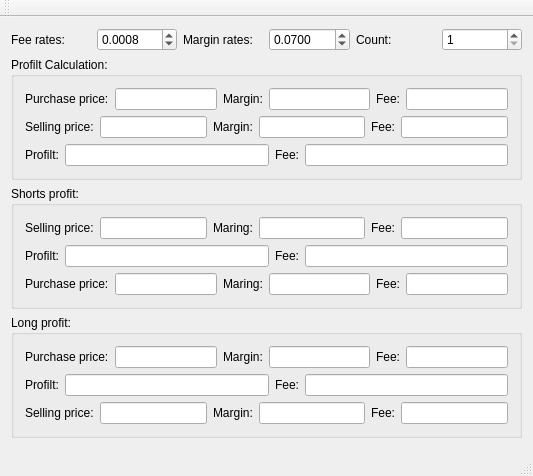
Before: the Qt Designer form mainwindow.ui in KangLin/ProfitCalculation, drawn with Qt 5.
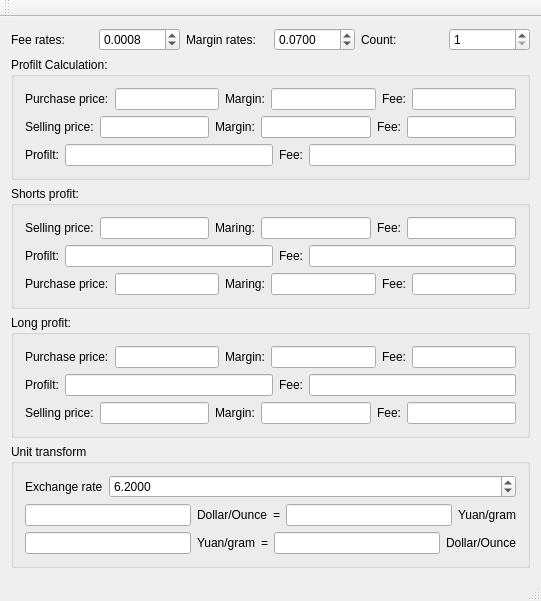
After: the same form once the commit is applied.

```diff
--- a/mainwindow.ui
+++ b/mainwindow.ui
@@ -6,15 +6,15 @@
    <rect>
     <x>0</x>
     <y>0</y>
-    <width>533</width>
-    <height>476</height>
+    <width>541</width>
+    <height>522</height>
    </rect>
   </property>
   <property name="windowTitle">
    <string>Profilt Calculation</string>
   </property>
   <widget class="QWidget" name="centralWidget">
-   <layout class="QGridLayout" name="gridLayout_4">
+   <layout class="QGridLayout" name="gridLayout_5">
     <item row="0" column="0">
      <layout class="QHBoxLayout" name="horizontalLayout_4">
       <item>
@@ -479,17 +479,116 @@
      </widget>
     </item>
     <item row="4" column="0">
-     <spacer name="verticalSpacer">
-      <property name="orientation">
-       <enum>Qt::Vertical</enum>
+     <widget class="QGroupBox" name="groupBox_4">
+      <property name="title">
+       <string>Unit transform</string>
       </property>
-      <property name="sizeHint" stdset="0">
-       <size>
-        <width>20</width>
-        <height>27</height>
-       </size>
-      </property>
-     </spacer>
+      <layout class="QGridLayout" name="gridLayout_4">
+       <item row="0" column="0">
+        <layout class="QHBoxLayout" name="horizontalLayout_13">
+         <item>
+          <widget class="QLabel" name="label_29">
+           <property name="text">
+            <string>Exchange rate</string>
+           </property>
+          </widget>
+         </item>
+         <item>
+          <widget class="QDoubleSpinBox" name="dbExchangRate">
+           <property name="sizePolicy">
+            <sizepolicy hsizetype="Expanding" vsizetype="Preferred">
+             <horstretch>0</horstretch>
+             <verstretch>0</verstretch>
+            </sizepolicy>
+           </property>
+           <property name="decimals">
+            <number>4</number>
+           </property>
+           <property name="maximum">
+            <double>9999999.000000000000000</double>
+           </property>
+           <property name="singleStep">
+            <double>0.000100000000000</double>
+           </property>
+           <property name="value">
+            <double>6.200000000000000</double>
+           </property>
+          </widget>
+         </item>
+        </layout>
+       </item>
+       <item row="1" column="0">
+        <layout class="QHBoxLayout" name="horizontalLayout_11">
+         <item>
+          <widget class="QLineEdit" name="leInputDollar"/>
+         </item>
+         <item>
+          <widget class="QLabel" name="label_28">
+           <property name="text">
+            <string>Dollar/Ounce</string>
+           </property>
+          </widget>
+         </item>
+         <item>
+          <widget class="QLabel" name="label_31">
+           <property name="text">
+            <string>=</string>
+           </property>
+          </widget>
+         </item>
+         <item>
+          <widget class="QLineEdit" name="leOutputYuan">
+           <property name="readOnly">
+            <bool>true</bool>
+           </property>
+          </widget>
+         </item>
+         <item>
+          <widget class="QLabel" name="label_30">
+           <property name="text">
+            <string>Yuan/gram</string>
+           </property>
+          </widget>
+         </item>
+        </layout>
+       </item>
+       <item row="2" column="0">
+        <layout class="QHBoxLayout" name="horizontalLayout_12">
+         <item>
+          <widget class="QLineEdit" name="leInputYuan"/>
+         </item>
+         <item>
+          <widget class="QLabel" name="label_32">
+           <property name="text">
+            <string>Yuan/gram</string>
+           </property>
+          </widget>
+         </item>
+         <item>
+          <widget class="QLabel" name="label_33">
+           <property name="text">
+            <string>=</string>
+           </property>
+          </widget>
+         </item>
+         <item>
+          <widget class="QLineEdit" name="leOutputDollar">
+           <property name="readOnly">
+            <bool>true</bool>
+           </property>
+          </widget>
+         </item>
+         <item>
+          <widget class="QLabel" name="label_34">
+           <property name="text">
+            <string>Dollar/Ounce</string>
+           </property>
+          </widget>
+         </item>
+        </layout>
+       </item>
+      </layout>
+     </widget>
     </item>
    </layout>
   </widget>
```
Left out of the diff: 2 changed lines with no effect on the pictures.
